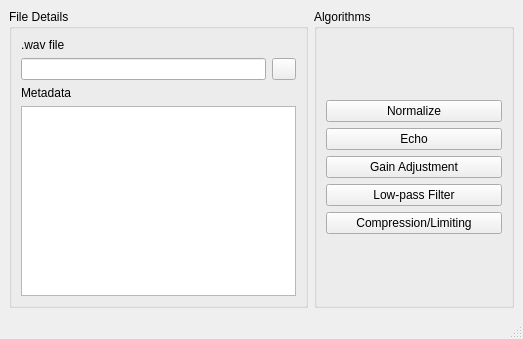
This is qt-imported/uic/mainwindow.ui in gonzales-lloyd/cs-202-final-project as Qt 5 draws it before an edit. The edited form follows.
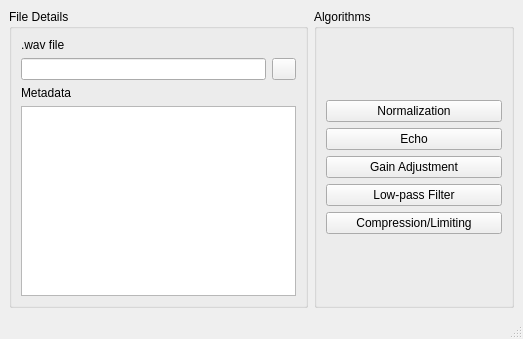
This is the edited form. Icons and pictures are not drawn.

```diff
--- a/qt-imported/uic/mainwindow.ui
+++ b/qt-imported/uic/mainwindow.ui
@@ -93,7 +93,7 @@
          <item>
           <widget class="QPushButton" name="openNormalizeDialog">
            <property name="text">
-            <string>Normalize</string>
+            <string>Normalization</string>
            </property>
           </widget>
          </item>
```
Left out of the diff: 10 changed lines with no effect on the pictures.
